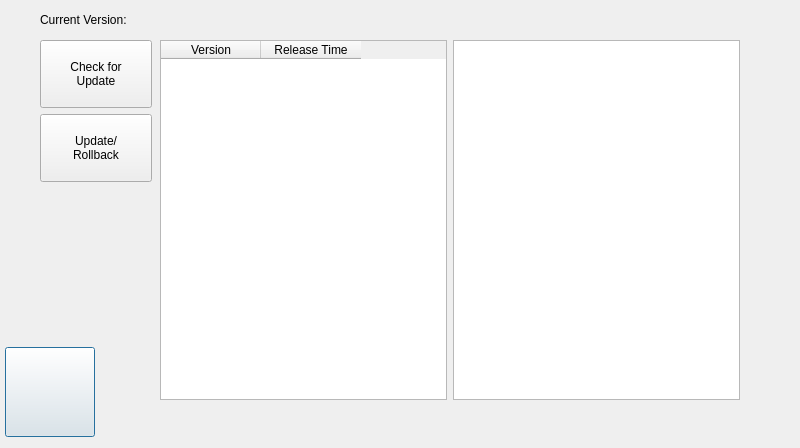
re3Dprinting/touchscreen, file ClientApp/qt/userupdatepage_qt.ui: the form before one commit.
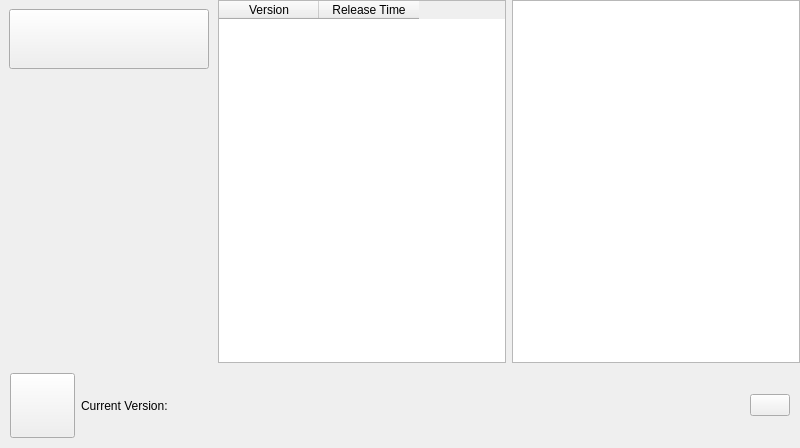
The form after the commit. Icons and pictures are not drawn.

Commit message: Icon updates to User-Update Feature

```diff
--- a/ClientApp/qt/userupdatepage_qt.ui
+++ b/ClientApp/qt/userupdatepage_qt.ui
@@ -1,7 +1,7 @@
 <?xml version="1.0" encoding="UTF-8"?>
 <ui version="4.0">
  <class>UserUpdatePage</class>
- <widget class="QDialog" name="UserUpdatePage">
+ <widget class="QWidget" name="UserUpdatePage">
   <property name="geometry">
    <rect>
     <x>0</x>
@@ -19,29 +19,10 @@
   <property name="windowTitle">
    <string>ControlWindow</string>
   </property>
-  <widget class="QLabel" name="CurrentVersion">
-   <property name="geometry">
-    <rect>
-     <x>40</x>
-     <y>12</y>
-     <width>97</width>
-     <height>16</height>
-    </rect>
+  <layout class="QVBoxLayout" name="verticalLayout">
+   <property name="spacing">
+    <number>0</number>
    </property>
-   <property name="text">
-    <string>Current Version:</string>
-   </property>
-  </widget>
-  <widget class="QWidget" name="widget" native="true">
-   <property name="geometry">
-    <rect>
-     <x>40</x>
-     <y>40</y>
-     <width>112</width>
-     <height>142</height>
-    </rect>
-   </property>
-   <layout class="QVBoxLayout" name="verticalLayout_2">
     <property name="leftMargin">
      <number>0</number>
     </property>
@@ -53,52 +34,87 @@
     </property>
     <property name="bottomMargin">
      <number>0</number>
+   </property>
+   <item>
+    <layout class="QHBoxLayout" name="horizontalLayout_3">
+     <item>
+      <widget class="QWidget" name="LeftBar" native="true">
+       <layout class="QVBoxLayout" name="verticalLayout_6">
+        <property name="spacing">
+         <number>6</number>
+        </property>
+        <property name="bottomMargin">
+         <number>9</number>
     </property>
     <item>
      <widget class="QPushButton" name="CheckUpdate">
+          <property name="sizePolicy">
+           <sizepolicy hsizetype="Preferred" vsizetype="Maximum">
+            <horstretch>0</horstretch>
+            <verstretch>0</verstretch>
+           </sizepolicy>
+          </property>
+          <property name="minimumSize">
+           <size>
+            <width>160</width>
+            <height>60</height>
+           </size>
+          </property>
       <property name="maximumSize">
        <size>
-        <width>150</width>
-        <height>100</height>
-       </size>
-      </property>
-      <property name="focusPolicy">
-       <enum>Qt::NoFocus</enum>
-      </property>
+            <width>16777215</width>
+            <height>16777215</height>
+           </size>
+          </property>
       <property name="text">
-       <string>Check for
-Update</string>
-      </property>
+           <string/>
+          </property>
+          <property name="icon">
+           <iconset resource="img.qrc">
+            <normaloff>:/img/img/Check_for_Update.png</normaloff>:/img/img/Check_for_Update.png</iconset>
+          </property>
+          <property name="iconSize">
+           <size>
+            <width>120</width>
+            <height>60</height>
+           </size>
+          </property>
      </widget>
     </item>
     <item>
-     <widget class="QPushButton" name="Update">
-      <property name="maximumSize">
+         <spacer name="verticalSpacer">
+          <property name="orientation">
+           <enum>Qt::Vertical</enum>
+          </property>
+          <property name="sizeHint" stdset="0">
        <size>
-        <width>150</width>
-        <height>100</height>
-       </size>
-      </property>
-      <property name="focusPolicy">
-       <enum>Qt::NoFocus</enum>
-      </property>
-      <property name="text">
-       <string>Update/
-Rollback</string>
-      </property>
-     </widget>
+            <width>20</width>
+            <height>40</height>
+           </size>
+          </property>
+         </spacer>
+        </item>
+        <item>
+         <spacer name="horizontalSpacer_2">
+          <property name="orientation">
+           <enum>Qt::Horizontal</enum>
+          </property>
+          <property name="sizeType">
+           <enum>QSizePolicy::Fixed</enum>
+          </property>
+          <property name="sizeHint" stdset="0">
+           <size>
+            <width>200</width>
+            <height>20</height>
+           </size>
+          </property>
+         </spacer>
     </item>
    </layout>
   </widget>
+     </item>
+     <item>
   <widget class="QWidget" name="widget_2" native="true">
-   <property name="geometry">
-    <rect>
-     <x>160</x>
-     <y>40</y>
-     <width>580</width>
-     <height>360</height>
-    </rect>
-   </property>
    <layout class="QHBoxLayout" name="horizontalLayout">
     <property name="leftMargin">
      <number>0</number>
@@ -150,21 +166,47 @@
     </item>
    </layout>
   </widget>
+     </item>
+    </layout>
+   </item>
+   <item>
+    <widget class="QWidget" name="BottomBar" native="true">
+     <layout class="QHBoxLayout" name="horizontalLayout_2">
+      <property name="leftMargin">
+       <number>10</number>
+      </property>
+      <property name="topMargin">
+       <number>10</number>
+      </property>
+      <property name="rightMargin">
+       <number>10</number>
+      </property>
+      <property name="bottomMargin">
+       <number>10</number>
+      </property>
+      <item>
   <widget class="QPushButton" name="Back">
-   <property name="geometry">
-    <rect>
-     <x>5</x>
-     <y>347</y>
-     <width>90</width>
-     <height>90</height>
-    </rect>
-   </property>
+        <property name="sizePolicy">
+         <sizepolicy hsizetype="Maximum" vsizetype="Maximum">
+          <horstretch>0</horstretch>
+          <verstretch>0</verstretch>
+         </sizepolicy>
+        </property>
+        <property name="minimumSize">
+         <size>
+          <width>65</width>
+          <height>65</height>
+         </size>
+        </property>
    <property name="maximumSize">
     <size>
-     <width>100</width>
-     <height>100</height>
-    </size>
-   </property>
+          <width>16777215</width>
+          <height>16777215</height>
+         </size>
+        </property>
+        <property name="focusPolicy">
+         <enum>Qt::NoFocus</enum>
+        </property>
    <property name="text">
     <string/>
    </property>
@@ -174,11 +216,74 @@
    </property>
    <property name="iconSize">
     <size>
-     <width>100</width>
-     <height>100</height>
+          <width>55</width>
+          <height>55</height>
     </size>
    </property>
   </widget>
+      </item>
+      <item>
+       <widget class="QLabel" name="CurrentVersion">
+        <property name="text">
+         <string>Current Version:</string>
+        </property>
+       </widget>
+      </item>
+      <item>
+       <spacer name="horizontalSpacer">
+        <property name="orientation">
+         <enum>Qt::Horizontal</enum>
+        </property>
+        <property name="sizeType">
+         <enum>QSizePolicy::Expanding</enum>
+        </property>
+        <property name="sizeHint" stdset="0">
+         <size>
+          <width>282</width>
+          <height>40</height>
+         </size>
+        </property>
+       </spacer>
+      </item>
+      <item>
+       <widget class="QPushButton" name="Update">
+        <property name="sizePolicy">
+         <sizepolicy hsizetype="Maximum" vsizetype="Maximum">
+          <horstretch>0</horstretch>
+          <verstretch>0</verstretch>
+         </sizepolicy>
+        </property>
+        <property name="minimumSize">
+         <size>
+          <width>0</width>
+          <height>0</height>
+         </size>
+        </property>
+        <property name="maximumSize">
+         <size>
+          <width>16777215</width>
+          <height>16777215</height>
+         </size>
+        </property>
+        <property name="text">
+         <string/>
+        </property>
+        <property name="icon">
+         <iconset resource="img.qrc">
+          <normaloff>:/img/img/Update-rollback.png</normaloff>:/img/img/Update-rollback.png</iconset>
+        </property>
+        <property name="iconSize">
+         <size>
+          <width>120</width>
+          <height>60</height>
+         </size>
+        </property>
+       </widget>
+      </item>
+     </layout>
+    </widget>
+   </item>
+  </layout>
  </widget>
   <resources>
   <include location="img.qrc"/>
```
Left out of the diff: 4 changed lines with no effect on the pictures. Lines whose indentation alone changed are shown as unchanged. The commit also changes 6 other files.
